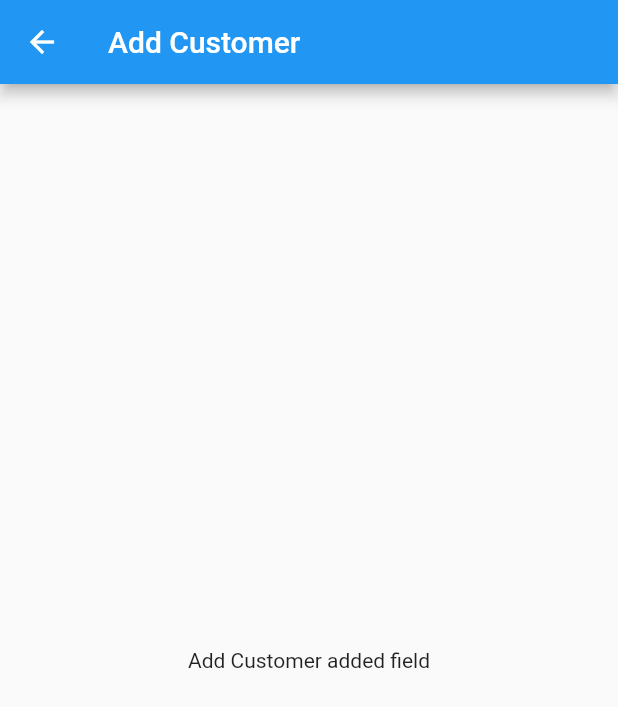
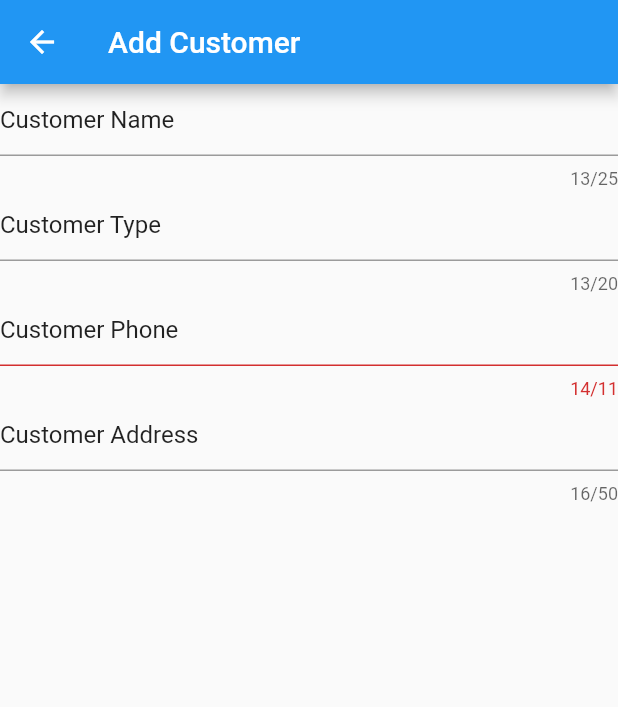
Before and after one commit to Liakot-ali/Flutter-Learn, a Flutter app: the addCustomer screen opened directly, on a phone screen of 412 x 824 dp. Shown: the top 707 px of the screen. Run offline on Flutter 3.47's test engine with Material 2 defaults, Android fonts, the phone set to English and light mode, and no system bars.

Commit message:
form added in add customer

```diff
--- a/lib/add_customer.dart
+++ b/lib/add_customer.dart
@@ -1,12 +1,37 @@
+import 'package:flutter/cupertino.dart';
 import 'package:flutter/material.dart';
 
-class addCustomer  extends StatelessWidget {
+class addCustomer extends StatelessWidget {
   @override
   Widget build(BuildContext context) {
     return Scaffold(
-      appBar: AppBar(title: Text("Add Customer"),),
-      body: Center(child: Text("Add Customer added field"),),
-
+      appBar: AppBar(
+        title: Text("Add Customer"),
+      ),
+      body: Column(
+        children: [
+          TextFormField(
+            initialValue: "Customer Name",
+            maxLength: 25,
+            cursorHeight: 17.0,
+          ),
+          TextFormField(
+            initialValue: "Customer Type",
+            maxLength: 20,
+            cursorHeight: 17.0,
+          ),
+          TextFormField(
+            initialValue: "Customer Phone",
+            maxLength: 11,
+            cursorHeight: 17.0,
+          ),
+          TextFormField(
+            initialValue: "Customer Address",
+            maxLength: 50,
+            cursorHeight: 17.0,
+          ),
+        ],
+      ),
     );
   }
 }
```
